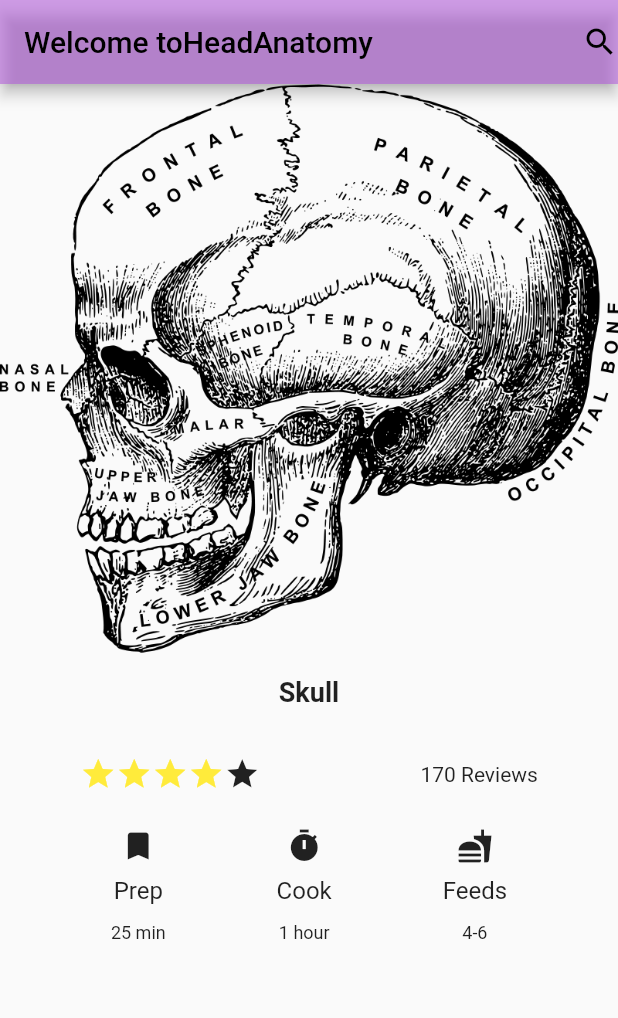
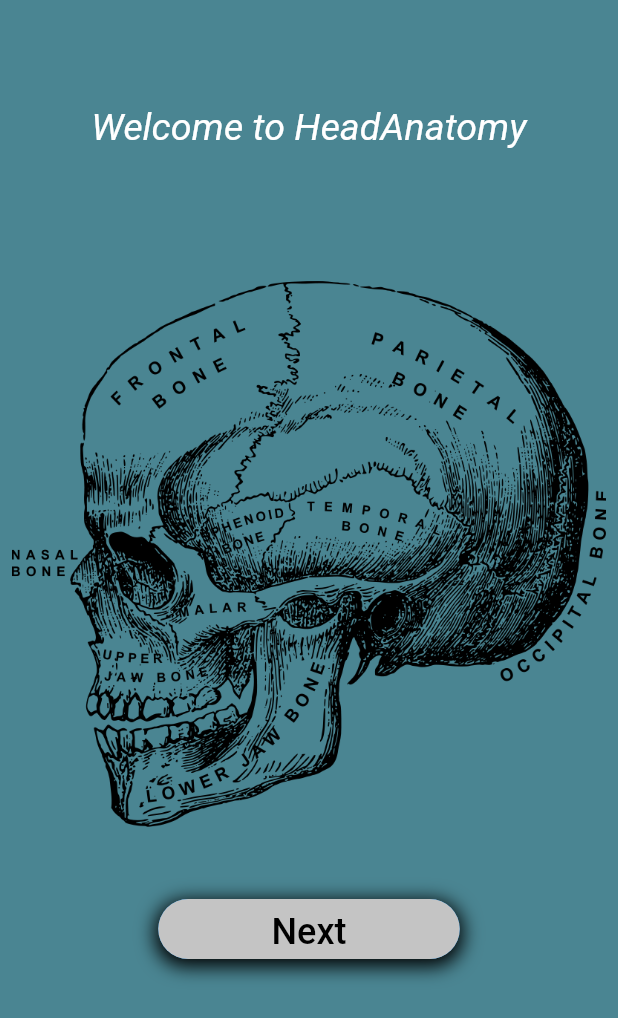
Before and after one commit to AfkarSiddiq/HeadAnatomy, a Flutter app: the screen it shows after launch, on a phone screen of 412 x 824 dp. Shown: the top 1018 px of the screen. Run offline on Flutter 3.47's test engine with Material 2 defaults, Android fonts, the phone set to English and light mode, and no system bars; our stand-ins replace from_css_color.

Commit message:
Membuat tampilan layar, menambah background, dll

```diff
--- a/headanatomi/lib/main.dart
+++ b/headanatomi/lib/main.dart
@@ -1,4 +1,6 @@
 import 'package:flutter/material.dart';
+import 'package:flutter/rendering.dart';
+import 'package:from_css_color/from_css_color.dart';
 
 void main() => runApp(MyApp());
 
@@ -7,94 +9,96 @@
   Widget build(BuildContext context) {
 
     Widget imageSection = Container(
+      margin: EdgeInsets.all(8.0),
       child: Image.asset('images/Skull.png'),
     );
 
-    Widget titleSection = Container(
-      padding: EdgeInsets.only(top: 16),
+    Widget welcomeText = Container(
       child: Text(
-        'Skull',
+        'Welcome to HeadAnatomy',
         textAlign: TextAlign.center,
         style: TextStyle(
-          fontWeight: FontWeight.bold,
-          fontSize: 18,
+          fontStyle: FontStyle.italic,
+          fontSize: 25.0,
+          color: fromCssColor('#ffffff'),
         ),
       ),
     );
 
-    Widget descriptionSection = Container(
-      padding: EdgeInsets.all(16),
+
+    Widget textButton = Container(
+      width: 201.0,
+      height: 40.0,
+      decoration: new BoxDecoration(
+            color: Theme.of(context).primaryColor,
+            borderRadius: new BorderRadius.circular(20.0),
+            boxShadow: [
+              BoxShadow(
+                color: Colors.black,
+                spreadRadius: 2,
+                blurRadius: 10,
+                offset: Offset(0, 3), // changes position of shadow
+              )
+            ],
+          ),
+      child: TextButton(
+        style: TextButton.styleFrom(
+          backgroundColor: fromCssColor('#c4c4c4'),
+          shape: RoundedRectangleBorder(
+              borderRadius: BorderRadius.circular(20),
+            ),
+           ),
+          onPressed: () {},
+              child: Text(
+                "Next",
+                style: TextStyle(
+                  fontSize: 24.0,
+                  color: fromCssColor('#000000'),
+                ),
+              ),
+      ),
     );
 
-    Widget rateSection = Row(
-      children: <Widget>[
-        Icon(Icons.star, color: Colors.yellow),
-        Icon(Icons.star, color: Colors.yellow),
-        Icon(Icons.star, color: Colors.yellow),
-        Icon(Icons.star, color: Colors.yellow),
-        Icon(Icons.star),
-      ],
-    );
 
-    Widget reviewSection = Row(
-      mainAxisAlignment: MainAxisAlignment.spaceAround,
-      children: <Widget>[
-        rateSection,
-        Text('170 Reviews'),
-      ],
-    );
-
-    Widget menuSection = Row(
-      mainAxisAlignment: MainAxisAlignment.spaceEvenly,
-      children: <Widget>[
-        _buildMenuSection(
-          Icons.bookmark,
-          "Prep",
-          "25 min"
-          ),
-          _buildMenuSection(
-          Icons.timer,
-          "Cook",
-          "1 hour"
-          ),
-          _buildMenuSection(
-          Icons.fastfood,
-          "Feeds",
-          "4-6"
-          ),
-      ],
+    Widget emptySpace = Container(
+      child: Column(
+        children: <Widget>[
+          SizedBox(height: 30),
+        ],
+      ),
     );
 
     return MaterialApp(
       title: 'Material Apps',
       home: Scaffold(
-        appBar: AppBar(
-          backgroundColor: Color.fromARGB(144, 178, 89, 219),
-          title: Text(
-            'Welcome to'
-            'HeadAnatomy',
-            style: TextStyle(color: Color(0xFF000000)),
+        body: Container(
+          color: fromCssColor('#4A8592'),
+          child: Column(
+            children: <Widget>[
+              emptySpace,
+              emptySpace2,
+              welcomeText,
+              emptySpace2,
+              emptySpace2,
+              imageSection,
+              emptySpace2,
+              textButton,
+            ],
           ),
-          actions: <Widget>[
-            Icon(Icons.search, color: Colors.black,)
-          ],
-        ),
-        body: ListView(
-          children: [
-            imageSection,
-            titleSection,
-            descriptionSection,
-            Container(
-              padding: EdgeInsets.only(bottom: 24),
-              child: reviewSection,
-            ),
-            menuSection,
-          ],
-        ),
+        )
       ),
+      debugShowCheckedModeBanner: false,
     );
   }
-}
+
+
+Widget emptySpace2 = Container(
+  child: Column(
+    children: <Widget>[
+      SizedBox(height: 40),
+    ],
+  ),
+);
 
 Widget _buildTextSection(
   String text,
@@ -102,6 +106,7 @@
   double paddingTop,
 ) {
   return Container(
+    color: fromCssColor('#4A8592'),
     padding: EdgeInsets.only(top: paddingTop),
     child: Text(
       text,
@@ -111,19 +116,4 @@
     ),
   );
 }
-
-Widget _buildMenuSection(
-  IconData iconData,
-  String title,
-  String timestamp,
-) {
-
-  return Column(
-    mainAxisAlignment: MainAxisAlignment.center,
-    children: [
-      Icon(iconData),
-      _buildTextSection(title, 16, 8),
-      _buildTextSection(timestamp, 12, 12),
-    ],
-  );
 }
```
Also changed, not shown: headanatomi/pubspec.yaml (+12 -11 lines), headanatomi/assets/fonts/Clarendon BT Bold.ttf (added), headanatomi/assets/fonts/Clarendon BT Roman.ttf (added), headanatomi/pubspec.lock, 1 other file.
